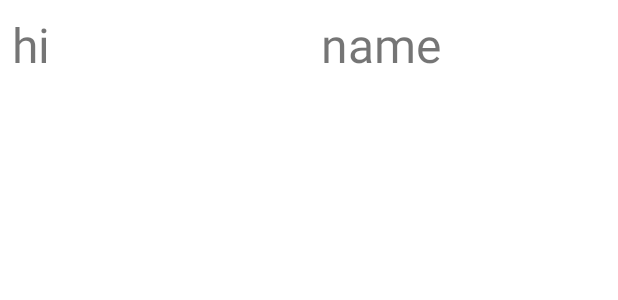
After one commit to XintingLiang/FetchRewardsHW, an Android app: the layout item_data.xml on its own in the app's theme, with its tools: preview values and no code run, on a phone screen of 412 x 824 dp. The commit adds this screen. Shown: the top 300 px of the screen. Run offline under Robolectric (Android 15) with nearby library versions, the phone set to English and light mode, and no system bars.

Commit message:
Created RoomDatabase to store data locally
1. Filter data based on listId && name
2. Display data in recyclerView using Groupie
3. Created ExecutorThread to insert && read data in the backgroud

```diff
--- /dev/null
+++ b/app/src/main/res/layout/item_data.xml
@@ -0,0 +1,30 @@
+<?xml version="1.0" encoding="utf-8"?>
+<androidx.constraintlayout.widget.ConstraintLayout
+    xmlns:android="http://schemas.android.com/apk/res/android"
+    android:layout_width="match_parent"
+    android:layout_height="wrap_content"
+    xmlns:app="http://schemas.android.com/apk/res-auto">
+
+    <TextView
+        android:id="@+id/item_listId"
+        android:layout_width="0dp"
+        android:layout_height="wrap_content"
+        android:padding="8dp"
+        android:textSize="32sp"
+        android:text="hi"
+        app:layout_constraintStart_toStartOf="parent"
+        app:layout_constraintEnd_toStartOf="@id/item_name"
+        app:layout_constraintTop_toTopOf="parent"/>
+
+    <TextView
+        android:id ="@+id/item_name"
+        android:layout_width="0dp"
+        android:layout_height="wrap_content"
+        android:textSize="32sp"
+        android:padding="8dp"
+        android:text="name"
+        app:layout_constraintStart_toEndOf="@+id/item_listId"
+        app:layout_constraintEnd_toEndOf="parent"
+        app:layout_constraintTop_toTopOf="parent"/>
+
+</androidx.constraintlayout.widget.ConstraintLayout>
```
Also changed, not shown: app/build.gradle (+13 -0 lines), app/src/main/java/xinting/liang/fetchrewardshomework/MainActivity.kt (+65 -7 lines), app/src/main/java/xinting/liang/fetchrewardshomework/data/ItemDao.kt (added, +21 -0 lines), app/src/main/java/xinting/liang/fetchrewardshomework/data/ItemDatabase.kt (added, +25 -0 lines), app/src/main/java/xinting/liang/fetchrewardshomework/data/ItemEntity.kt (added, +13 -0 lines), app/src/main/java/xinting/liang/fetchrewardshomework/util/ExecutorThread.kt (added, +9 -0 lines), app/src/main/java/xinting/liang/fetchrewardshomework/viewModel/DataViewModel.kt (+32 -15 lines), app/src/main/java/xinting/liang/fetchrewardshomework/viewModel/DataViewModelFactory.kt (added, +11 -0 lines), app/src/main/res/layout/activity_main.xml (+34 -6 lines).
